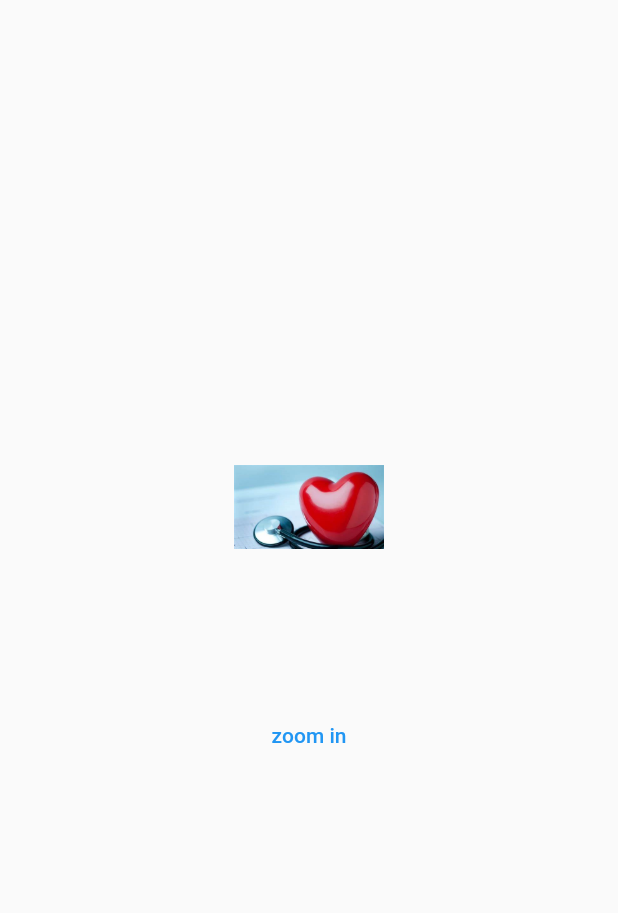
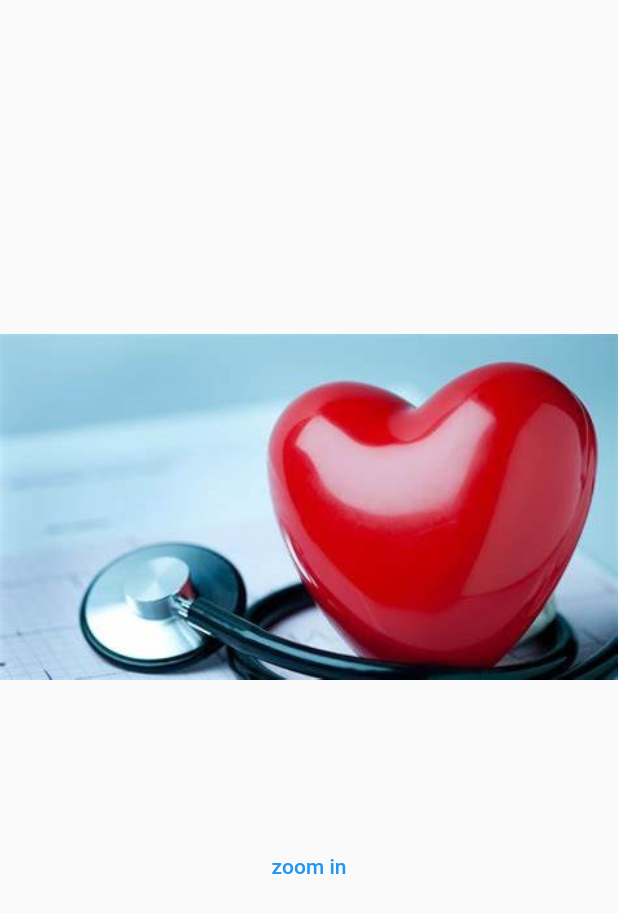
Before and after one commit to shadihas/background_service, a Flutter app: the ImplicitAnimations screen opened directly, after a tap on "zoom in", on a phone screen of 412 x 824 dp. Shown: the top 913 px of the screen. Run offline on Flutter 3.47's test engine with Material 2 defaults, Android fonts, the phone set to English and light mode, and no system bars; our stand-ins replace bloc, equatable, flutter_bloc; missing offline and left inert: flutter_foreground_task.

Commit message:
modified the code

```diff
--- a/lib/main.dart
+++ b/lib/main.dart
@@ -16,7 +16,7 @@ void main() => runApp(const ExampleApp());
 @pragma('vm:entry-point')
 void startCallback() {
   // The setTaskHandler function must be called to handle the task in the background.
-   FlutterForegroundTask.setTaskHandler(CounterHandler());
+  FlutterForegroundTask.setTaskHandler(CounterHandler());
 }
 
 class ExampleApp extends StatelessWidget {
@@ -42,11 +42,12 @@ class ImplicitAnimations extends StatefulWidget {
   @override
   State<ImplicitAnimations> createState() => _ImplicitAnimationsState();
 }
+
 const defaultWidth = 100.0;
 const defaultHeight = 60.0;
 
 class _ImplicitAnimationsState extends State<ImplicitAnimations> {
-  double? _width= defaultWidth;
+  double? _width = defaultWidth;
   final double _height = defaultHeight;
   bool isZoomedIn = false;
   @override
@@ -58,26 +59,29 @@ class _ImplicitAnimationsState extends State<ImplicitAnimations> {
           crossAxisAlignment: CrossAxisAlignment.center,
           children: [
             AnimatedContainer(
-                // height: _height,
-                width: _width,
+              // height: _height,
+              width: _width,
               duration: const Duration(seconds: 1),
               curve: Curves.bounceInOut,
               child: Image.asset(
-                "assets/images/wow.png",fit: BoxFit.fill,
-
+                "assets/images/wow.png",
+                fit: BoxFit.fill,
               ),
             ),
             const SizedBox(
               height: 100,
             ),
-            TextButton(onPressed: () {
-              isZoomedIn? _width = defaultWidth:MediaQuery.of(context).size.width ;
-              // isZoomedIn? _height = defaultWidth:300;
-              isZoomedIn = !isZoomedIn;
-              setState(() {
-
-              });
-            }, child: const Text("zoom in"))
+            TextButton(
+                onPressed: () {
+                  setState(() {
+                    isZoomedIn = !isZoomedIn;
+                    _width = isZoomedIn
+                        ? MediaQuery.of(context).size.width
+                        : defaultWidth;
+                    // isZoomedIn? _height = defaultWidth:300;
+                  });
+                },
+                child: const Text("zoom in"))
           ],
         ),
       ),
```
